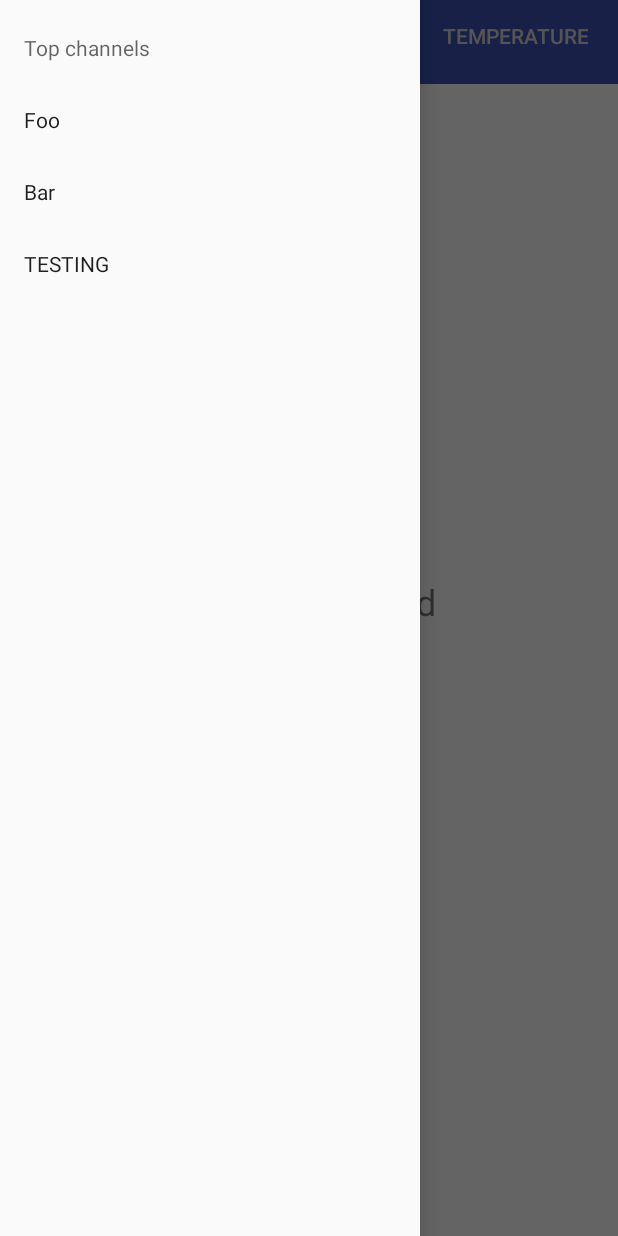
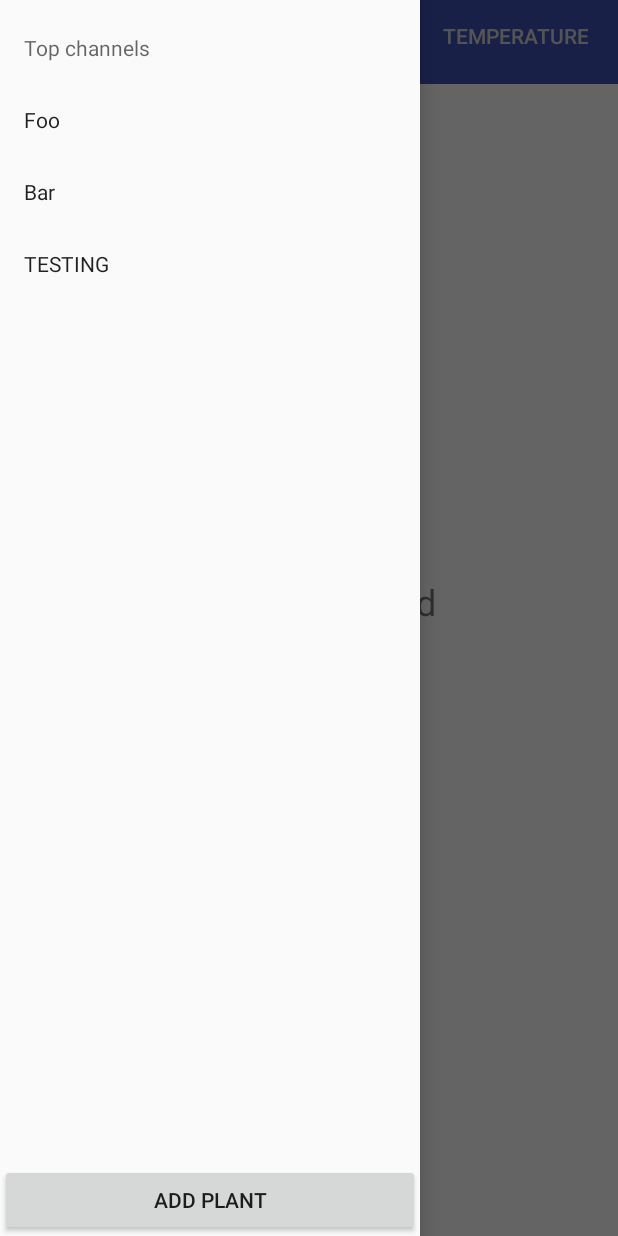
Before and after one commit to mpokryva/rpi-plant-app, an Android app: the screen it shows after launch (PlantStatsActivity), with the side drawer open, on a phone screen of 412 x 824 dp. Run offline under Robolectric (Android 15) with nearby library versions, the phone set to English and light mode, and no system bars; 7 statements that could not run were skipped.

Commit message:
Completed some of navigation drawer. Still need to add functioning buttons.

```diff
--- a/app/src/main/java/com/android/miki/rpiplantsapp/PlantStatsActivity.java
+++ b/app/src/main/java/com/android/miki/rpiplantsapp/PlantStatsActivity.java
@@ -9,13 +9,16 @@ import android.support.v4.app.FragmentActivity;
 import android.support.v4.app.FragmentManager;
 import android.support.v4.view.ViewPager;
 import android.support.v4.widget.DrawerLayout;
+import android.support.v7.app.AlertDialog;
 import android.support.v7.widget.Toolbar;
 import android.support.v7.app.AppCompatActivity;
 import android.os.Bundle;
 import android.util.Log;
 import android.view.Menu;
 import android.view.MenuItem;
+import android.view.View;
 import android.widget.ArrayAdapter;
+import android.widget.Button;
 import android.widget.ListView;
 import android.widget.TableLayout;
 import android.widget.TextView;
@@ -124,6 +127,15 @@ public class PlantStatsActivity extends FragmentActivity {
         topChannelMenu.add("Foo");
         topChannelMenu.add("Bar");
         topChannelMenu.add("TESTING");
+        final Button addPlantButton = (Button) findViewById(R.id.add_plant_button);
+        addPlantButton.setOnClickListener(new View.OnClickListener() {
+            @Override
+            public void onClick(View v) {
+                AddPlantDialog addPlantDialog = new AddPlantDialog();
+                addPlantDialog.show(getSupportFragmentManager(), "addPlant");
+
+            }
+        });
         mDrawerList.invalidate();
 
 
@@ -190,7 +202,10 @@ public class PlantStatsActivity extends FragmentActivity {
 
 
 
-
+   // @Override
+   // public boolean onOptionsItemSelected(MenuItem menuItem){
+        // Do stuff
+    //}
 
 
 
--- a/app/src/main/res/layout/activity_plant_stats.xml
+++ b/app/src/main/res/layout/activity_plant_stats.xml
@@ -35,9 +35,24 @@
         android:layout_width="wrap_content"
         android:layout_height="match_parent"
         android:layout_gravity="start"
-        app:menu="@menu/navigation_menu" />
+        app:menu="@menu/navigation_menu" >
+
+        <LinearLayout
+            android:layout_width="match_parent"
+            android:layout_height="wrap_content"
+            android:layout_gravity="bottom"
+            android:clickable="true"
+            android:orientation="vertical">
+            <Button
+                android:id="@+id/add_plant_button"
+                android:layout_width="match_parent"
+                android:layout_height="wrap_content"
+                android:text="@string/add_plant"/>
+        </LinearLayout>
 
 
+
+    </android.support.design.widget.NavigationView>
 </android.support.v4.widget.DrawerLayout>
 
 
```
Also changed, not shown: app/src/main/res/values/strings.xml (+6 -1 lines).
